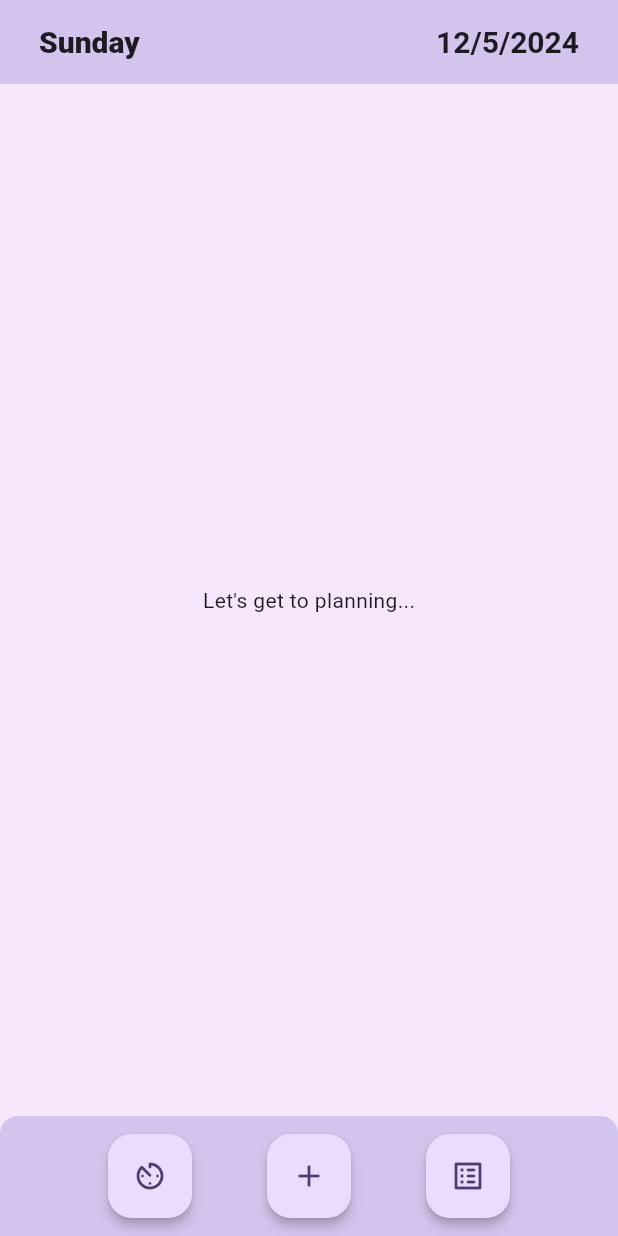
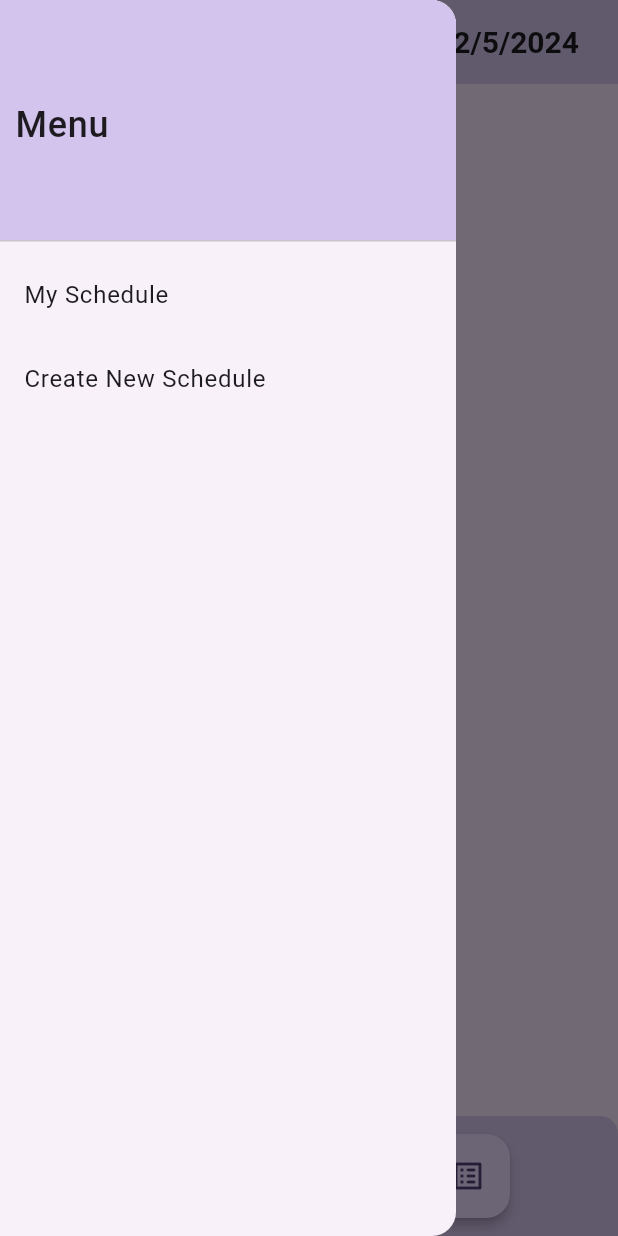
Before and after one commit to zainab-frfr/MyAIAssistant, a Flutter app: the screen it shows after launch, with the side drawer open (before the commit the screen has no drawer), on a phone screen of 412 x 824 dp. Run offline on Flutter 3.47's test engine with Material 3 defaults, Android fonts, the phone set to English and light mode, and no system bars; network calls fail.

Commit message:
all possible schedules display created

```diff
--- a/lib/home.dart
+++ b/lib/home.dart
@@ -1,9 +1,8 @@
-import 'dart:collection';
-
 import 'package:flutter/material.dart';
 import 'package:http/http.dart'
     as http; //for making http requests to the backend
 import 'dart:convert'; // for encoding and decoding json data
+import 'schedule_generation_pages/possible_schedules.dart';
 import 'task_creation_pages/create_task.dart';
 
 class Home extends StatefulWidget {
@@ -121,8 +120,8 @@ class _HomeState extends State<Home> {
 
     if (response.statusCode == 200) {
       final Map<String, dynamic> responseData = json.decode(response.body);
-      print("json data received: ${responseData['schedules']}");
-      print("response size ${response.bodyBytes.length}");
+      // print("json data received: ${responseData['schedules']}");
+      // print("response size ${response.bodyBytes.length}");
       final List<Map<String, dynamic>> aPS = [];
 
       // adding all non-empty assignments to the list of possible schedules
@@ -184,6 +183,42 @@ class _HomeState extends State<Home> {
         ),
       ),
 
+      //side menu
+      drawer: Drawer(
+        elevation: 5.0,
+        child: ListView(
+          padding: EdgeInsets.zero,
+          children: [
+            const DrawerHeader(
+              padding: EdgeInsets.symmetric(vertical: 65.0, horizontal: 10.0),
+              decoration: BoxDecoration(
+                color: Color.fromARGB(255, 211, 196, 237),
+              ),
+              child: Text(
+                'Menu',
+                style: TextStyle(
+                  //color: Colors.white,
+                  fontSize: 24,
+                  fontWeight: FontWeight.w500,
+                ),
+              ),
+            ),
+            ListTile(
+              title: const Text('My Schedule'),
+              onTap: () {
+                // Handle item 1 tap
+              },
+            ),
+            ListTile(
+              title: const Text('Create New Schedule'),
+              onTap: () {
+                Navigator.popAndPushNamed(context, '/home');
+              },
+            ),
+          ],
+        ),
+      ),
+
       // bottom bar on which all the buttons are displayed
 
       bottomNavigationBar: ClipRRect(
@@ -242,8 +277,15 @@ class _HomeState extends State<Home> {
                 elevation: 3.0,
                 child: const Icon(Icons.list_alt_rounded),
                 onPressed: () {
-                  //Navigator.pushNamed(context, '/possibleSchedules');
-                  _generateSchedule();
+                  _generateSchedule().then((_) {
+                    Navigator.push(
+                      context,
+                      MaterialPageRoute(
+                        builder: (context) =>
+                            MySchedulePage(schedules: allPossibleSchedules),
+                      ),
+                    );
+                  });
                 },
               ),
             ],
--- a/lib/main.dart
+++ b/lib/main.dart
@@ -2,7 +2,6 @@ import 'package:flutter/material.dart';
 import 'login_signup/login.dart';
 import 'login_signup/signup.dart';
 import 'home.dart';
-import 'schedule_generation_pages/possible_schedules.dart';
 
 void main() {
   runApp(const MyApp());
@@ -26,7 +25,6 @@ class MyApp extends StatelessWidget {
         '/home':(context) => const Home(),
         '/login':(context) => const MyLoginPage(),
         '/signup' :(context) => const MySignupPage(),
-        '/possibleSchedules' : (context) => const MySchedulePage()
       },
     );
   }
```
Also changed, not shown: lib/schedule_generation_pages/possible_schedules.dart (+29 -5 lines), lib/schedule_generation_pages/selected_schedule.dart (added).
